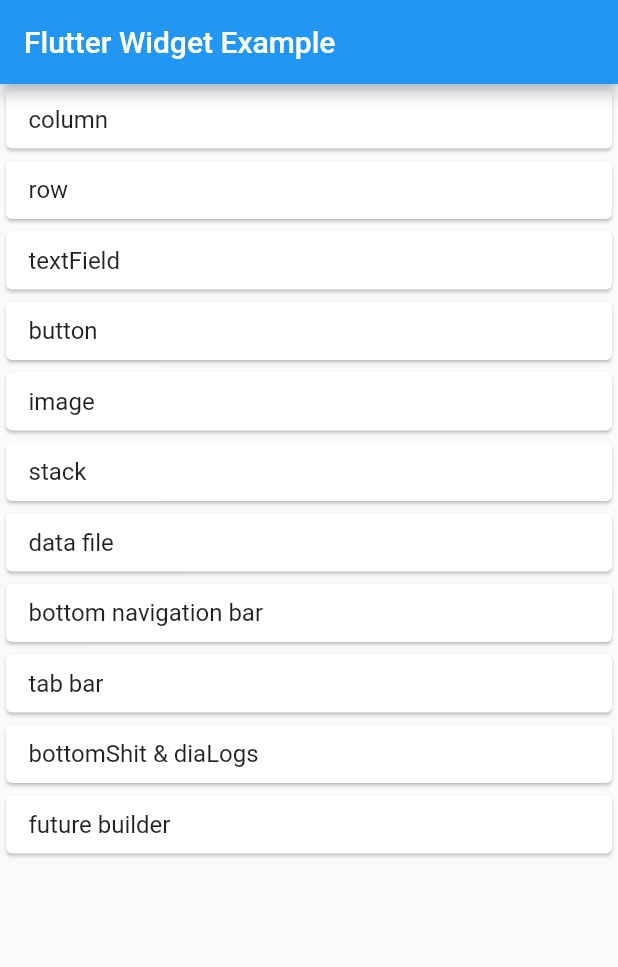
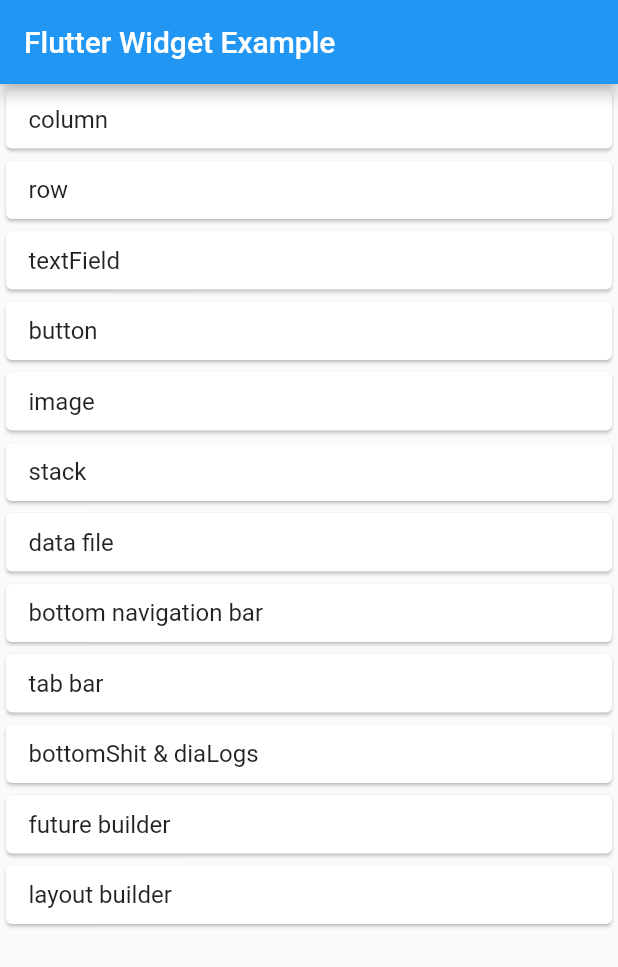
Before and after one commit to manoj-simform/flutterBasics, a Flutter app: the screen it shows after launch, on a phone screen of 412 x 824 dp. Shown: the top 967 px of the screen. Run offline on Flutter 3.47's test engine with Material 2 defaults, Android fonts, the phone set to English and light mode, and no system bars.

Commit message:
added layout builder example

```diff
--- a/lib/data.dart
+++ b/lib/data.dart
@@ -12,6 +12,7 @@ var myDataList = [
   'tab bar',
   'bottomShit & diaLogs',
   'future builder',
+  'layout builder',
 ];
 
 var fruitList = List.generate(100, (index) => 'Fruit $index');
--- a/lib/main.dart
+++ b/lib/main.dart
@@ -3,6 +3,7 @@ import 'package:basic_widget/button_example.dart';
 import 'package:basic_widget/data.dart';
 import 'package:basic_widget/future_builder.dart';
 import 'package:basic_widget/image_example.dart';
+import 'package:basic_widget/layout_builder.dart';
 import 'package:basic_widget/row_example.dart';
 import 'package:basic_widget/stack_example.dart';
 import 'package:basic_widget/tab_bar_example.dart';
@@ -48,6 +49,7 @@ class MyApp extends StatelessWidget {
         '/bottomShit & diaLogs': (context) =>
             const BottomSheetDialogExample(),
         '/future builder': (context) => const FutureBuilderExample(),
+        '/layout builder': (context) => const LayoutBuilderExample(),
       },
     );
   }
```
Also changed, not shown: lib/layout_builder.dart (added, +23 -0 lines).
